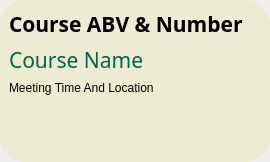
First picture: the form in classscheduleitem.ui, repository RyanLewis155/College-Portal-Project, before the edit.
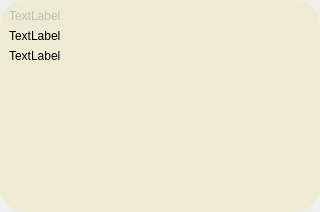
Second picture: the form after the edit.

Patch:
```diff
--- a/classscheduleitem.ui
+++ b/classscheduleitem.ui
@@ -2,12 +2,15 @@
 <ui version="4.0">
  <class>ClassScheduleItem</class>
  <widget class="QWidget" name="ClassScheduleItem">
+  <property name="enabled">
+   <bool>true</bool>
+  </property>
   <property name="geometry">
    <rect>
     <x>0</x>
     <y>0</y>
-    <width>270</width>
-    <height>162</height>
+    <width>320</width>
+    <height>212</height>
    </rect>
   </property>
   <property name="sizePolicy">
@@ -67,89 +70,56 @@
      </property>
      <layout class="QVBoxLayout" name="verticalLayout">
       <item>
-       <widget class="QLabel" name="label_CourseAndNumber">
-        <property name="minimumSize">
-         <size>
-          <width>0</width>
-          <height>16</height>
-         </size>
+       <widget class="QLabel" name="label">
+        <property name="enabled">
+         <bool>false</bool>
         </property>
         <property name="maximumSize">
          <size>
-          <width>16777215</width>
-          <height>30</height>
+          <width>100</width>
+          <height>100</height>
          </size>
         </property>
-        <property name="font">
-         <font>
-          <family>Inter-VariableFont_opsz,wght</family>
-          <pointsize>16</pointsize>
-          <italic>false</italic>
-          <bold>true</bold>
-         </font>
-        </property>
-        <property name="styleSheet">
-         <string notr="true">font: 16pt 'Inter-VariableFont_opsz,wght';
-font-weight: Bold;
-color: black;
-</string>
-        </property>
-        <property name="text">
-         <string>Course ABV &amp; Number</string>
-        </property>
-        <property name="textInteractionFlags">
-         <set>Qt::TextInteractionFlag::TextSelectableByMouse</set>
-        </property>
-       </widget>
-      </item>
-      <item>
-       <widget class="QLabel" name="label_CourseName">
-        <property name="minimumSize">
+        <property name="baseSize">
          <size>
-          <width>0</width>
-          <height>16</height>
+          <width>100</width>
+          <height>10</height>
          </size>
         </property>
-        <property name="maximumSize">
-         <size>
-          <width>16777215</width>
-          <height>30</height>
-         </size>
-        </property>
-        <property name="font">
-         <font>
-          <family>Inter-VariableFont_opsz,wght</family>
-          <pointsize>16</pointsize>
-          <italic>false</italic>
-          <bold>false</bold>
-         </font>
-        </property>
-        <property name="styleSheet">
-         <string notr="true">font: 16pt 'Inter-VariableFont_opsz,wght';
-color: #006747;</string>
-        </property>
-        <property name="text">
-         <string>Course Name</string>
-        </property>
-       </widget>
-      </item>
-      <item>
-       <widget class="QLabel" name="label_TimeAndLoc">
-        <property name="styleSheet">
-         <string notr="true">font: 16pt 'Inter-VariableFont_opsz,wght';
-color: black;</string>
-        </property>
-        <property name="text">
-         <string>Meeting Time And Location</string>
-        </property>
-        <property name="alignment">
-         <set>Qt::AlignmentFlag::AlignLeading|Qt::AlignmentFlag::AlignLeft|Qt::AlignmentFlag::AlignTop</set>
-        </property>
-        <property name="wordWrap">
+        <property name="tabletTracking">
          <bool>true</bool>
         </property>
+        <property name="text">
+         <string>TextLabel</string>
+        </property>
        </widget>
       </item>
+      <item>
+       <widget class="QLabel" name="label_3">
+        <property name="text">
+         <string>TextLabel</string>
+        </property>
+       </widget>
+      </item>
+      <item>
+       <widget class="QLabel" name="label_2">
+        <property name="text">
+         <string>TextLabel</string>
+        </property>
+       </widget>
+      </item>
+      <item>
+       <layout class="QGridLayout" name="gridLayout_3"/>
+      </item>
+      <item>
+       <layout class="QGridLayout" name="gridLayout_4"/>
+      </item>
+      <item>
+       <layout class="QGridLayout" name="gridLayout_2"/>
+      </item>
+      <item>
+       <widget class="QColumnView" name="columnView"/>
+      </item>
      </layout>
     </widget>
    </item>
```
